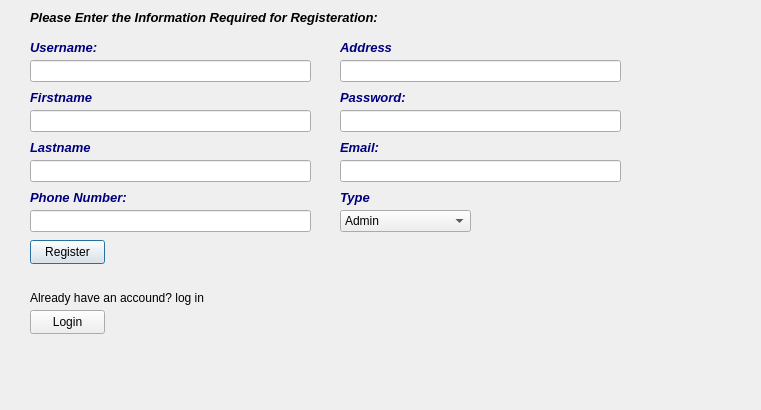
Above: register.ui from Dalia0Hassan/AUC-UCMS before the change. Below: the same form after it.
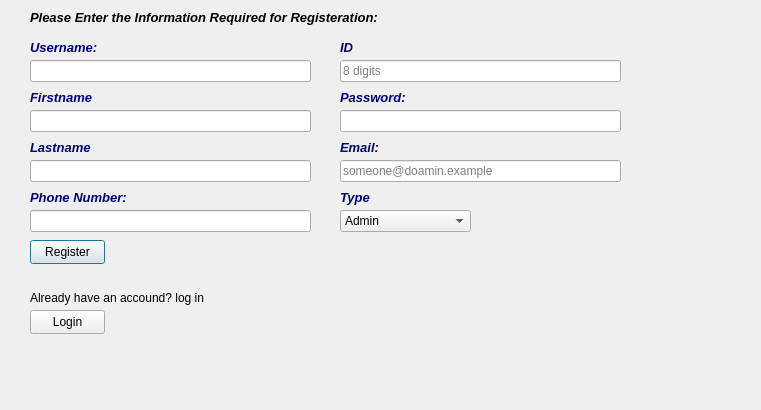
That is the form after the change.

```diff
--- a/register.ui
+++ b/register.ui
@@ -100,6 +100,12 @@
      <height>22</height>
     </rect>
    </property>
+   <property name="text">
+    <string/>
+   </property>
+   <property name="placeholderText">
+    <string>someone@doamin.example</string>
+   </property>
   </widget>
   <widget class="QPushButton" name="pushButton_register">
    <property name="geometry">
@@ -149,6 +155,9 @@
    <property name="echoMode">
     <enum>QLineEdit::EchoMode::Normal</enum>
    </property>
+   <property name="placeholderText">
+    <string>8 digits</string>
+   </property>
   </widget>
   <widget class="QLabel" name="label__R_username_2">
    <property name="geometry">
@@ -160,7 +169,7 @@
     </rect>
    </property>
    <property name="text">
-    <string>&lt;html&gt;&lt;head/&gt;&lt;body&gt;&lt;p&gt;&lt;span style=&quot; font-size:10pt; font-weight:700; font-style:italic; color:#00007f;&quot;&gt;Address&lt;/span&gt;&lt;/p&gt;&lt;/body&gt;&lt;/html&gt;</string>
+    <string>&lt;html&gt;&lt;head/&gt;&lt;body&gt;&lt;p&gt;&lt;span style=&quot; font-size:10pt; font-weight:700; font-style:italic; color:#00007f;&quot;&gt;ID&lt;/span&gt;&lt;/p&gt;&lt;/body&gt;&lt;/html&gt;</string>
    </property>
   </widget>
   <widget class="QLineEdit" name="lineEdit__R_firstname">
```
Left out of the diff: 30 changed lines with no effect on the pictures.
